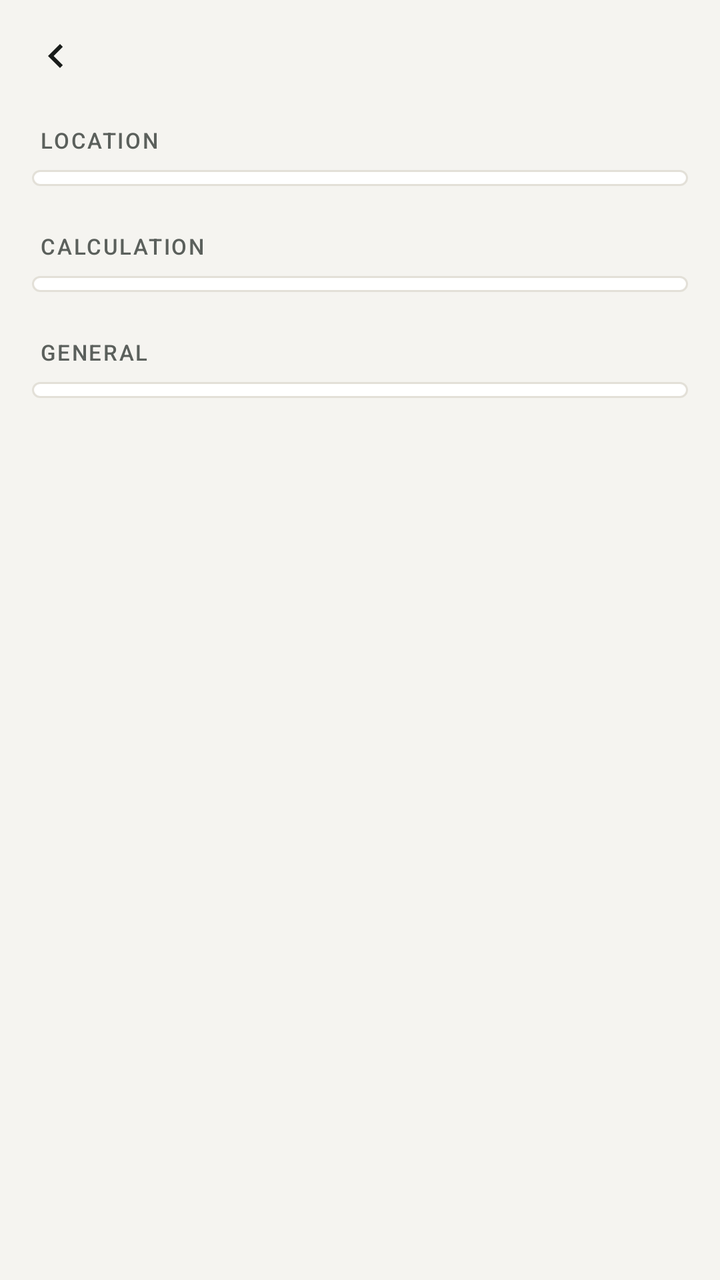
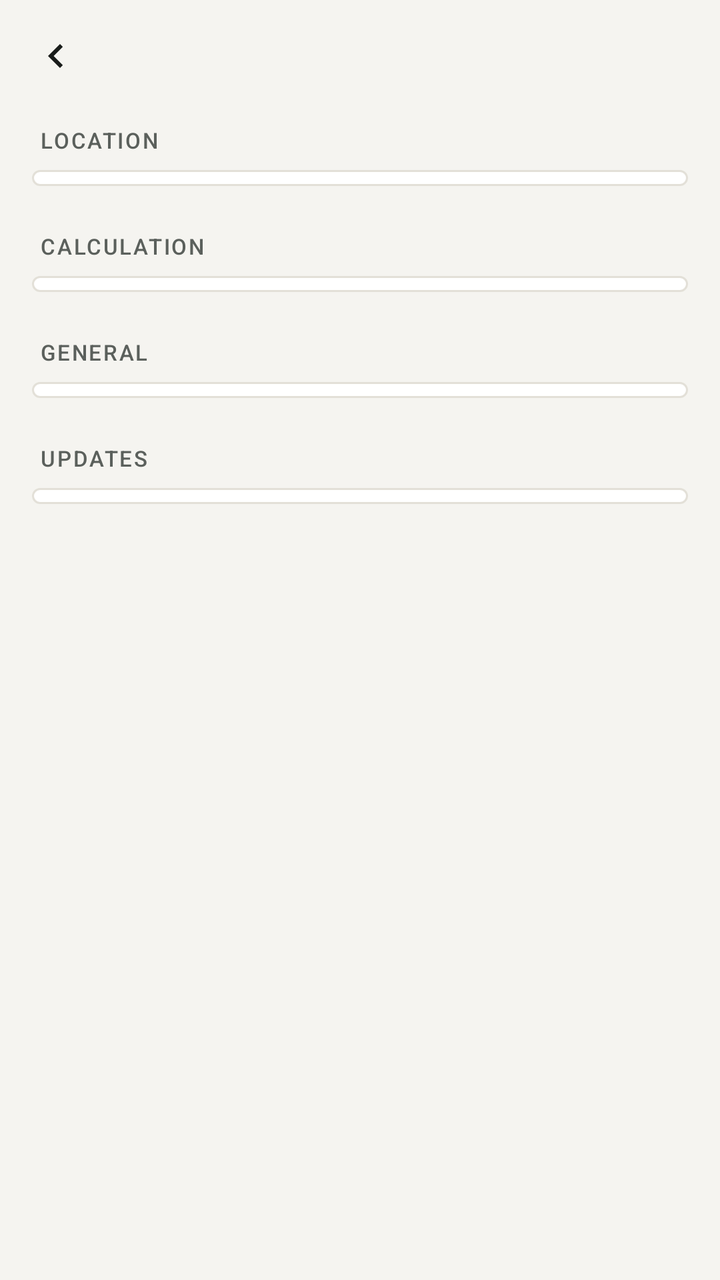

Two renders of the same Android screen: before a commit and after it. Below are the layout's source before the change and the commit's diff.
<!-- AndroidManifest.xml: application theme Theme.WaktuSholat -->
<!-- res/layout/activity_settings.xml -->
<?xml version="1.0" encoding="utf-8"?>
<LinearLayout xmlns:android="http://schemas.android.com/apk/res/android"
    android:layout_width="match_parent"
    android:layout_height="match_parent"
    android:background="@color/background"
    android:fitsSystemWindows="true"
    android:orientation="vertical">

    <include layout="@layout/include_top_bar" />

    <ScrollView
        android:layout_width="match_parent"
        android:layout_height="0dp"
        android:layout_weight="1"
        android:clipToPadding="false"
        android:overScrollMode="never"
        android:scrollbars="none">

        <LinearLayout
            android:layout_width="match_parent"
            android:layout_height="wrap_content"
            android:orientation="vertical"
            android:paddingStart="@dimen/space_16"
            android:paddingEnd="@dimen/space_16"
            android:paddingBottom="@dimen/space_32">

            <TextView
                style="@style/SettingsHeader"
                android:layout_marginTop="@dimen/space_8"
                android:text="@string/settings_location" />

            <LinearLayout
                android:id="@+id/group_location"
                style="@style/SettingsGroup" />

            <TextView
                style="@style/SettingsHeader"
                android:text="@string/settings_calculation" />

            <LinearLayout
                android:id="@+id/group_calculation"
                style="@style/SettingsGroup" />

            <TextView
                style="@style/SettingsHeader"
                android:text="@string/settings_general" />

            <LinearLayout
                android:id="@+id/group_general"
                style="@style/SettingsGroup" />

            <TextView
                android:id="@+id/about"
                style="@style/Text.Caption"
                android:layout_width="match_parent"
                android:layout_height="wrap_content"
                android:layout_marginTop="@dimen/space_24"
                android:gravity="center"
                android:lineSpacingExtra="2dp" />
        </LinearLayout>
    </ScrollView>
</LinearLayout>
<!-- res/layout/include_top_bar.xml (included above) -->
<?xml version="1.0" encoding="utf-8"?>
<LinearLayout xmlns:android="http://schemas.android.com/apk/res/android"
    android:id="@+id/top_bar"
    android:layout_width="match_parent"
    android:layout_height="56dp"
    android:gravity="center_vertical"
    android:orientation="horizontal"
    android:paddingStart="@dimen/space_4"
    android:paddingEnd="@dimen/space_4">

    <ImageButton
        android:id="@+id/back"
        style="@style/IconButton"
        android:contentDescription="@string/action_back"
        android:src="@drawable/ic_chevron_left" />

    <TextView
        android:id="@+id/title"
        style="@style/Text.Title"
        android:layout_width="0dp"
        android:layout_height="wrap_content"
        android:layout_marginStart="@dimen/space_4"
        android:layout_weight="1"
        android:ellipsize="end"
        android:maxLines="1" />
</LinearLayout>
<!-- resources referenced by this layout -->
<resources>
  <color name="background">#F5F4F0</color>
  <dimen name="space_16">16dp</dimen>
  <dimen name="space_24">24dp</dimen>
  <dimen name="space_32">32dp</dimen>
  <dimen name="space_4">4dp</dimen>
  <dimen name="space_8">8dp</dimen>
  <string name="action_back">Back</string>
  <string name="settings_calculation">Calculation</string>
  <string name="settings_general">General</string>
  <string name="settings_location">Location</string>
  <style name="IconButton" parent="">
          <item name="android:layout_width">@dimen/touch_target</item>
          <item name="android:layout_height">@dimen/touch_target</item>
          <item name="android:background">?android:attr/selectableItemBackgroundBorderless</item>
          <item name="android:scaleType">center</item>
      </style>
  <style name="SettingsGroup" parent="">
          <item name="android:layout_width">match_parent</item>
          <item name="android:layout_height">wrap_content</item>
          <item name="android:background">@drawable/card</item>
          <item name="android:orientation">vertical</item>
          <item name="android:paddingTop">@dimen/space_4</item>
          <item name="android:paddingBottom">@dimen/space_4</item>
      </style>
  <style name="SettingsHeader" parent="Text.Label">
          <item name="android:layout_width">match_parent</item>
          <item name="android:layout_height">wrap_content</item>
          <item name="android:layout_marginStart">@dimen/space_4</item>
          <item name="android:layout_marginTop">@dimen/space_24</item>
          <item name="android:layout_marginBottom">@dimen/space_8</item>
      </style>
  <style name="Text.Caption">
          <item name="android:textColor">@color/text_tertiary</item>
          <item name="android:textSize">@dimen/text_caption</item>
      </style>
  <style name="Text.Title">
          <item name="android:textSize">@dimen/text_title</item>
          <item name="android:fontFamily">sans-serif-medium</item>
      </style>
  <style name="Theme.WaktuSholat" parent="Base.Theme.WaktuSholat" />
  <color name="text_primary">#191C1A</color>
  <dimen name="touch_target">48dp</dimen>
  <!-- drawable card (drawable) -->
  <?xml version="1.0" encoding="utf-8"?>
  <shape xmlns:android="http://schemas.android.com/apk/res/android"
      android:shape="rectangle">
      <solid android:color="@color/surface" />
      <corners android:radius="14dp" />
      <stroke
          android:width="1dp"
          android:color="@color/outline" />
  </shape>
  <style name="Text.Label">
          <item name="android:textColor">@color/text_secondary</item>
          <item name="android:textSize">@dimen/text_label</item>
          <item name="android:fontFamily">sans-serif-medium</item>
          <item name="android:letterSpacing">0.08</item>
          <item name="android:textAllCaps">true</item>
      </style>
  <color name="text_tertiary">#6F746F</color>
  <dimen name="text_caption">12sp</dimen>
  <dimen name="text_title">17sp</dimen>
  <color name="surface">#FFFFFF</color>
  <color name="outline">#E3E0D8</color>
  <color name="text_secondary">#5B605C</color>
  <dimen name="text_label">11sp</dimen>
  <style name="Platform.WaktuSholat" parent="android:Theme.Material.Light.NoActionBar" />
  <color name="brand">#0E6B4E</color>
  <color name="brand_soft">#E2EFE8</color>
  <style name="Platform.Dialog" parent="android:Theme.Material.Light.Dialog.Alert" />
  <!-- drawable dialog_background (drawable) -->
  <?xml version="1.0" encoding="utf-8"?>
  <inset xmlns:android="http://schemas.android.com/apk/res/android" android:inset="24dp">
      <shape android:shape="rectangle">
          <solid android:color="@color/surface" />
          <corners android:radius="@dimen/radius_card" />
      </shape>
  </inset>
  <dimen name="radius_card">20dp</dimen>
</resources>

<!-- the commit's change to res/layout/activity_settings.xml (unified diff, before → after) -->
@@ -50,6 +50,14 @@
                 style="@style/SettingsGroup" />
 
             <TextView
+                style="@style/SettingsHeader"
+                android:text="@string/settings_updates" />
+
+            <LinearLayout
+                android:id="@+id/group_updates"
+                style="@style/SettingsGroup" />
+
+            <TextView
                 android:id="@+id/about"
                 style="@style/Text.Caption"
                 android:layout_width="match_parent"
<!-- resource entries referenced after the edit -->
@@ -10,6 +10,7 @@
   <string name="settings_calculation">Calculation</string>
   <string name="settings_general">General</string>
   <string name="settings_location">Location</string>
+  <string name="settings_updates">Updates</string>
   <style name="IconButton" parent="">
           <item name="android:layout_width">@dimen/touch_target</item>
           <item name="android:layout_height">@dimen/touch_target</item>
